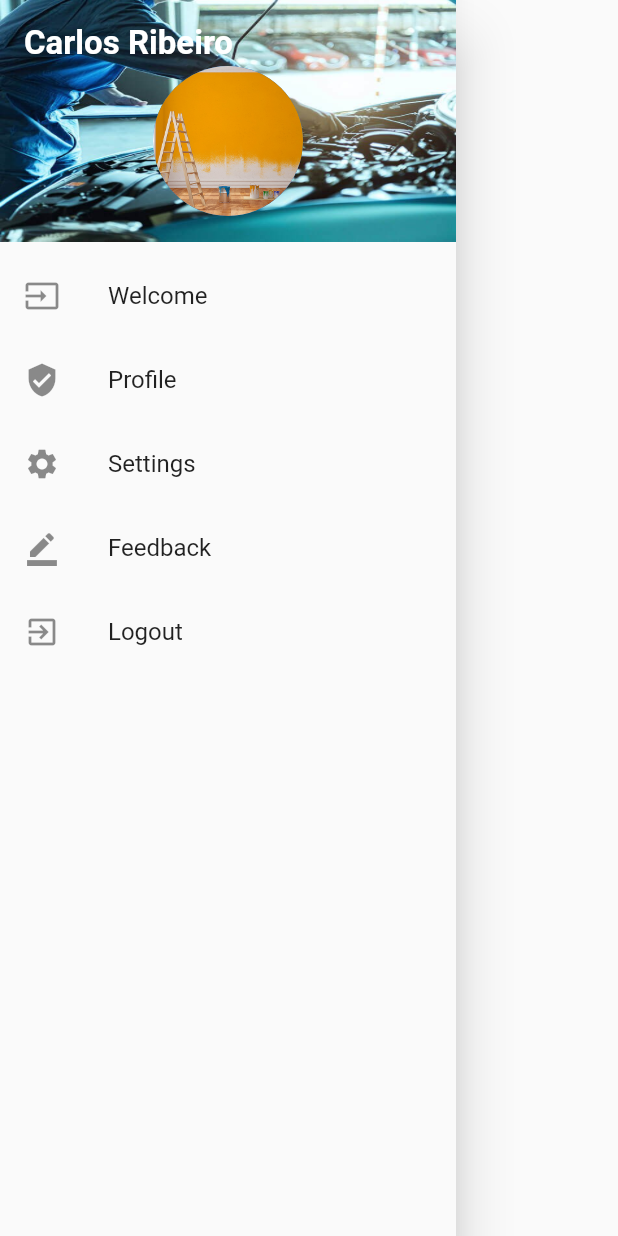
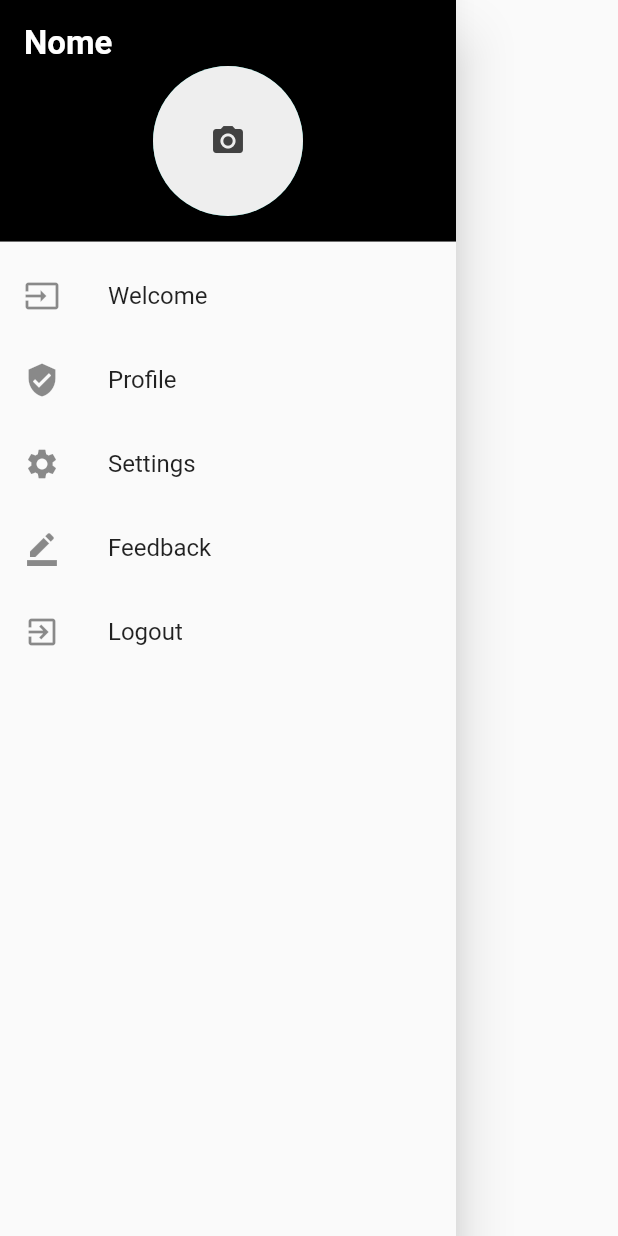
Before and after one commit to jmbessa/INF1300-Flutter, a Flutter app: the SideMenu widget shown alone on an empty page, opened directly, on a phone screen of 412 x 824 dp. Run offline on Flutter 3.47's test engine with Material 2 defaults, Android fonts, the phone set to English and light mode, and no system bars; our stand-ins replace image_picker; Roboto replaces fonts that are missing (Helvetica).

Commit message:
image_picker funcionante

```diff
--- a/services_app/lib/themes.dart
+++ b/services_app/lib/themes.dart
@@ -5,6 +5,7 @@ final ThemeData defaultTheme = _buildDefaultTheme();
 ThemeData _buildDefaultTheme() {
   return ThemeData(
     primaryColor: Colors.teal,
+    backgroundColor: Colors.black,
     textTheme: TextTheme(
       bodyText1: const TextStyle(
         fontSize: 18,
--- a/services_app/lib/widgets/sideMenu.dart
+++ b/services_app/lib/widgets/sideMenu.dart
@@ -1,7 +1,15 @@
+import 'dart:io';
+import '../themes.dart';
 import 'package:flutter/material.dart';
 import 'package:image_picker/image_picker.dart';
 
-class SideMenu extends StatelessWidget {
+class SideMenu extends StatefulWidget {
+  SideMenu({Key? key}) : super(key: key);
+  @override
+  _SideMenuState createState() => _SideMenuState();
+}
+
+class _SideMenuState extends State<SideMenu> {
   ImagePicker picker = ImagePicker();
 
   List<String> images = [
@@ -11,11 +19,20 @@ class SideMenu extends StatelessWidget {
     "assets/faz-tudo.jpg",
   ];
 
-  XFile? image;
+  XFile? _image;
+  String _imagePath = "assets/materiais-para-pintura.jpg";
+
+  Future getImage() async {
+    XFile? pickedFile = await picker.pickImage(source: ImageSource.gallery);
+
+    setState(() {
+      _image = pickedFile;
+      _imagePath = _image!.path;
+    });
+  }
 
   @override
   Widget build(BuildContext context) {
-    String imagePath = images[0];
     return Drawer(
       child: ListView(
         padding: EdgeInsets.zero,
@@ -26,28 +43,40 @@ class SideMenu extends StatelessWidget {
                   Align(
                     alignment: Alignment.centerLeft,
                     child: Text(
-                    'Carlos Ribeiro',
+                      'Nome',
                       style: TextStyle(color: Colors.white, fontSize: 22),
                     ),
                   ),
                   SizedBox(height: 2),
                   GestureDetector(
                     onTap: () async {
-                    image = await picker.pickImage(source: ImageSource.gallery);
-                    imagePath = image!.path;
+                      getImage();
                     },
                     child: CircleAvatar(
                       radius: 50,
-                    backgroundImage: AssetImage(imagePath),
+                      backgroundColor: defaultTheme.primaryColor,
+                      child: _image != null
+                          ? ClipOval(
+                              child: Image.file(File(_imagePath),
+                                  fit: BoxFit.cover, width: 90, height: 90))
+                          : Container(
+                              decoration: BoxDecoration(
+                                  color: Colors.grey[200],
+                                  borderRadius: BorderRadius.circular(50)),
+                              width: 100,
+                              height: 100,
+                              child: Icon(
+                                Icons.camera_alt,
+                                color: Colors.grey[800],
+                              ),
+                            ),
                     ),
                   ),
                 ],
               ),
               decoration: BoxDecoration(
-                color: Colors.green,
-                image: DecorationImage(
-                    fit: BoxFit.fill, image: AssetImage(images[2]))),
-          ),
+                color: defaultTheme.backgroundColor,
+              )),
           ListTile(
             leading: Icon(Icons.input),
             title: Text('Welcome'),
```
Lines whose indentation alone changed are shown as unchanged.
